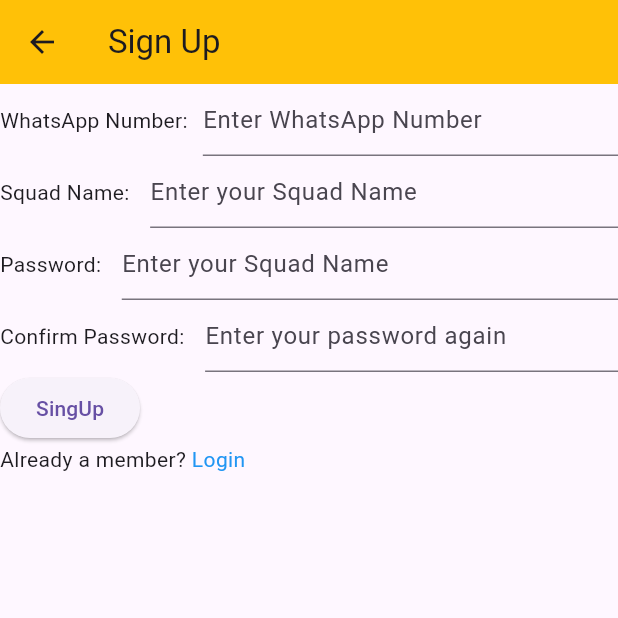
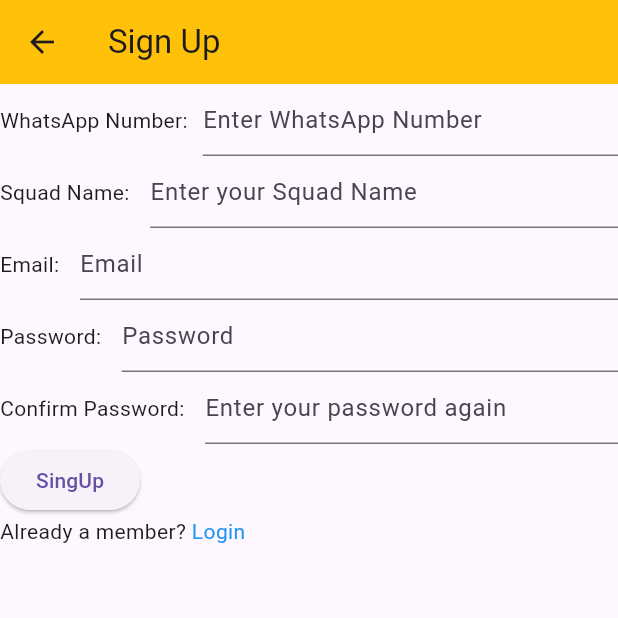
Before and after one commit to TajemulCSE/LGD, a Flutter app: the SignUp screen opened directly, on a phone screen of 412 x 824 dp, the top half of it. Run offline on Flutter 3.47's test engine with Material 3 defaults, Android fonts, the phone set to English and light mode, and no system bars; our stand-ins replace cached_network_image; network calls fail.

Commit message:
Added controller for sign up text field

```diff
--- a/lib/sign_up.dart
+++ b/lib/sign_up.dart
@@ -3,9 +3,9 @@ import 'package:lgd/login.dart';
 
 class  SignUp extends StatelessWidget {
        SignUp({super.key});
-String name="",phone="",email="",password="";
-TextEditingController namecontoller=TextEditingController();
-TextEditingController phonecontoller=TextEditingController();
+String whatsapp="",squad="",email="",password="";
+TextEditingController whatsappcontoller=TextEditingController();
+TextEditingController squadcontoller=TextEditingController();
 TextEditingController emailcontoller=TextEditingController();
 TextEditingController passwordcontoller=TextEditingController();
   @override
@@ -40,6 +40,19 @@ TextEditingController passwordcontoller=TextEditingController();
                   decoration: InputDecoration(
                     hintText: "Enter your Squad Name"
                   ),
+                  controller: squadcontoller,
+                ))
+              ],
+            ),
+             Row(
+              children: [
+                Text("Email: "),
+                SizedBox(width: 10,),
+                Expanded(child: TextField(
+                  decoration: InputDecoration(
+                    hintText: "Email"
+                  ),
+                  controller: emailcontoller,
                 ))
               ],
             ),
@@ -49,8 +62,9 @@ TextEditingController passwordcontoller=TextEditingController();
                 SizedBox(width: 10,),
                 Expanded(child: TextField(
                   decoration: InputDecoration(
-                    hintText: "Enter your Squad Name"
+                    hintText: "Password"
                   ),
+                  controller: passwordcontoller,
                 ))
               ],
             ),
```
